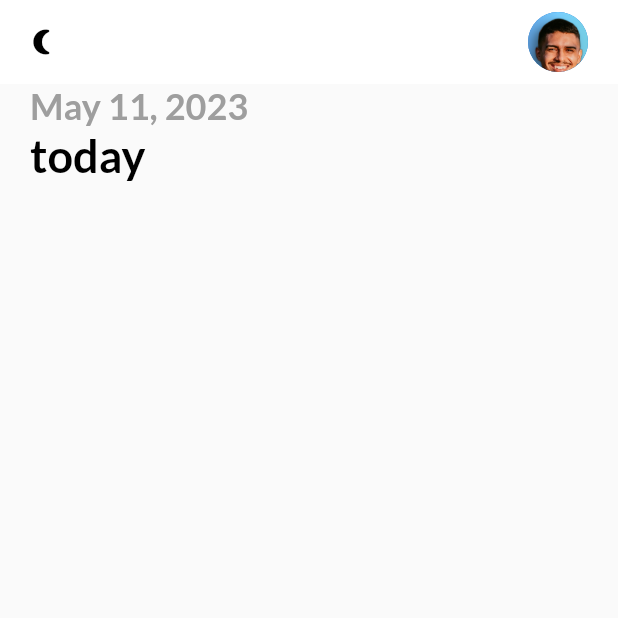
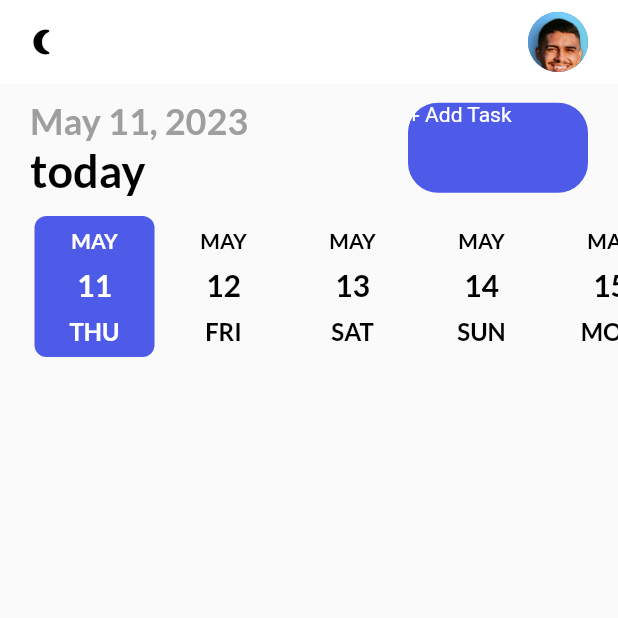
Before and after one commit to felpsalvs/todo-flutter, a Flutter app: the screen it shows after launch, on a phone screen of 412 x 824 dp, the top half of it. Run offline on Flutter 3.47's test engine with Material 2 defaults, Android fonts, the phone set to English and light mode, and no system bars; drawn by our look-alikes of date_picker_timeline; our stand-ins replace get, get_storage, google_fonts.

Commit message:
✨ feat: add calendar

```diff
--- a/lib/ui/home_page.dart
+++ b/lib/ui/home_page.dart
@@ -1,7 +1,10 @@
 import 'package:agendamento/ui/theme.dart';
+import 'package:agendamento/ui/widgets/button.dart';
+import 'package:date_picker_timeline/date_picker_widget.dart';
 import 'package:flutter/cupertino.dart';
 import 'package:flutter/material.dart';
 import 'package:get/get.dart';
+import 'package:google_fonts/google_fonts.dart';
 import 'package:intl/intl.dart';
 
 import '../services/theme_services.dart';
@@ -26,10 +29,49 @@ class _HomePageState extends State<HomePage> {
         appBar: _appBar(),
         body: Column(
           children: [
-            Row(
+            _addTaskBar(),
+            Container(
+              margin: const EdgeInsets.only(left: 20, top: 10),
+              child: DatePicker(
+                DateTime.now(),
+                height: 100,
+                width: 80,
+                initialSelectedDate: DateTime.now(),
+                selectionColor: primaryClr,
+                selectedTextColor: Colors.white,
+                dateTextStyle: GoogleFonts.lato(
+                    textStyle: TextStyle(
+                        fontSize: 20,
+                        fontWeight: FontWeight.w600,
+                        color: Get.isDarkMode?Colors.white:Colors.black)
+                ),
+                dayTextStyle: GoogleFonts.lato(
+                    textStyle: TextStyle(
+                        fontSize: 16,
+                        fontWeight: FontWeight.w600,
+                        color: Get.isDarkMode?Colors.white:Colors.black)
+                ),
+                monthTextStyle: GoogleFonts.lato(
+                    textStyle: TextStyle(
+                        fontSize: 14,
+                        fontWeight: FontWeight.w600,
+                        color: Get.isDarkMode?Colors.white:Colors.black)
+                ),
+              )
+            )
+          ],
+        ),
+        );
+  }
+
+  _addTaskBar(){
+    return Container(
+              margin: const EdgeInsets.only(left: 20, right: 20, top: 10),
+              child: Row(
+              mainAxisAlignment: MainAxisAlignment.spaceBetween,
               children: [
                 Container(
-                  margin: const EdgeInsets.symmetric(horizontal: 20),
+
                   child: Column(
                     crossAxisAlignment: CrossAxisAlignment.start,
                     children: [
@@ -44,10 +86,10 @@ class _HomePageState extends State<HomePage> {
                     ],
                   ),
                 ),
+                MyButton(label: "+ Add Task", onTap: ()=>null)
               ],
             ),
-          ],
-        ));
+            );
   }
 
   AppBar _appBar() {
--- /dev/null
+++ b/lib/ui/widgets/button.dart
@@ -0,0 +1,29 @@
+import 'package:agendamento/ui/theme.dart';
+import 'package:flutter/cupertino.dart';
+import 'package:flutter/material.dart';
+
+class MyButton extends StatelessWidget {
+  final String label;
+  final Function()? onTap;
+  const MyButton({Key? key, required this.label, required this.onTap}) : super(key: key);
+
+  @override
+  Widget build(BuildContext context) {
+    return GestureDetector(
+        onTap: onTap,
+        child: Container(
+          width: 120,
+          height: 60,
+          decoration: BoxDecoration(
+            color: primaryClr,
+            borderRadius: BorderRadius.circular(20),
+          ),
+          child:Text(
+            label,
+            style: TextStyle(
+              color:Colors.white,
+            )
+          )
+        ));
+  }
+}
--- a/pubspec.yaml
+++ b/pubspec.yaml
@@ -39,6 +39,7 @@ dependencies:
   get:
   intl:
   google_fonts:
+  date_picker_timeline:
   flutter_native_timezone:
 dev_dependencies:
   flutter_test:
```
Also changed, not shown: pubspec.lock.
